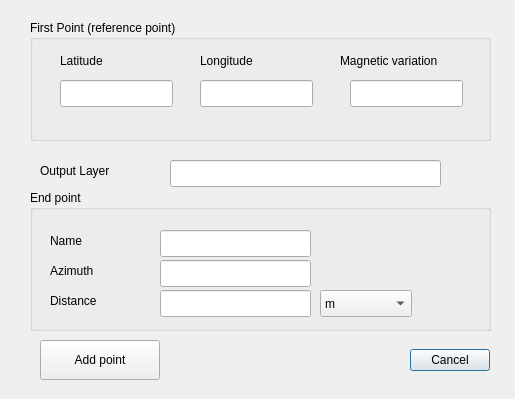
Old version of the form qgsAzmDist2LatLon/qgs_azm_dist2lat_lon_dialog_base.ui in the repository strpaw/QGIS_plugins.
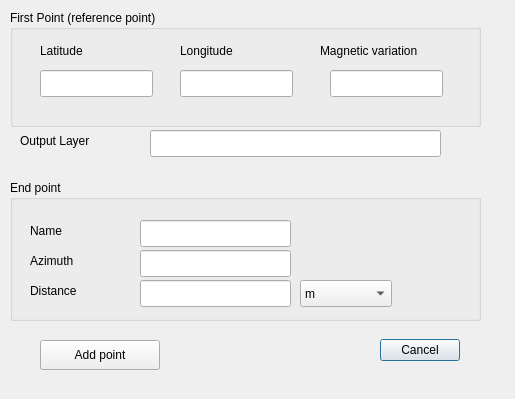
New version of the form.

The edit to the form file:
```diff
--- a/qgsAzmDist2LatLon/qgs_azm_dist2lat_lon_dialog_base.ui
+++ b/qgsAzmDist2LatLon/qgs_azm_dist2lat_lon_dialog_base.ui
@@ -16,9 +16,9 @@
   <widget class="QDialogButtonBox" name="button_box">
    <property name="geometry">
     <rect>
-     <x>370</x>
-     <y>340</y>
-     <width>120</width>
+     <x>339</x>
+     <y>330</y>
+     <width>121</width>
      <height>40</height>
     </rect>
    </property>
@@ -32,15 +32,18 @@
   <widget class="QGroupBox" name="gbRefPoint">
    <property name="geometry">
     <rect>
-     <x>30</x>
-     <y>20</y>
-     <width>461</width>
-     <height>121</height>
+     <x>10</x>
+     <y>10</y>
+     <width>471</width>
+     <height>117</height>
     </rect>
    </property>
    <property name="title">
     <string>First Point (reference point)</string>
    </property>
+   <property name="flat">
+    <bool>true</bool>
+   </property>
    <widget class="QLineEdit" name="leRefLat">
     <property name="geometry">
      <rect>
@@ -114,15 +117,18 @@
   <widget class="QGroupBox" name="gbSecondPoint">
    <property name="geometry">
     <rect>
-     <x>30</x>
-     <y>190</y>
-     <width>461</width>
+     <x>10</x>
+     <y>180</y>
+     <width>471</width>
      <height>141</height>
     </rect>
    </property>
    <property name="title">
     <string>End point</string>
    </property>
+   <property name="flat">
+    <bool>true</bool>
+   </property>
    <widget class="QLabel" name="lbEndPointName">
     <property name="geometry">
      <rect>
@@ -231,9 +237,9 @@
   <widget class="QLineEdit" name="leLyrOut">
    <property name="geometry">
     <rect>
-     <x>170</x>
-     <y>160</y>
-     <width>271</width>
+     <x>150</x>
+     <y>130</y>
+     <width>291</width>
      <height>27</height>
     </rect>
    </property>
@@ -241,8 +247,8 @@
   <widget class="QLabel" name="lbOutLayer">
    <property name="geometry">
     <rect>
-     <x>40</x>
-     <y>160</y>
+     <x>20</x>
+     <y>130</y>
      <width>111</width>
      <height>21</height>
     </rect>
@@ -257,7 +263,7 @@
      <x>40</x>
      <y>340</y>
      <width>120</width>
-     <height>40</height>
+     <height>30</height>
     </rect>
    </property>
    <property name="text">
```
